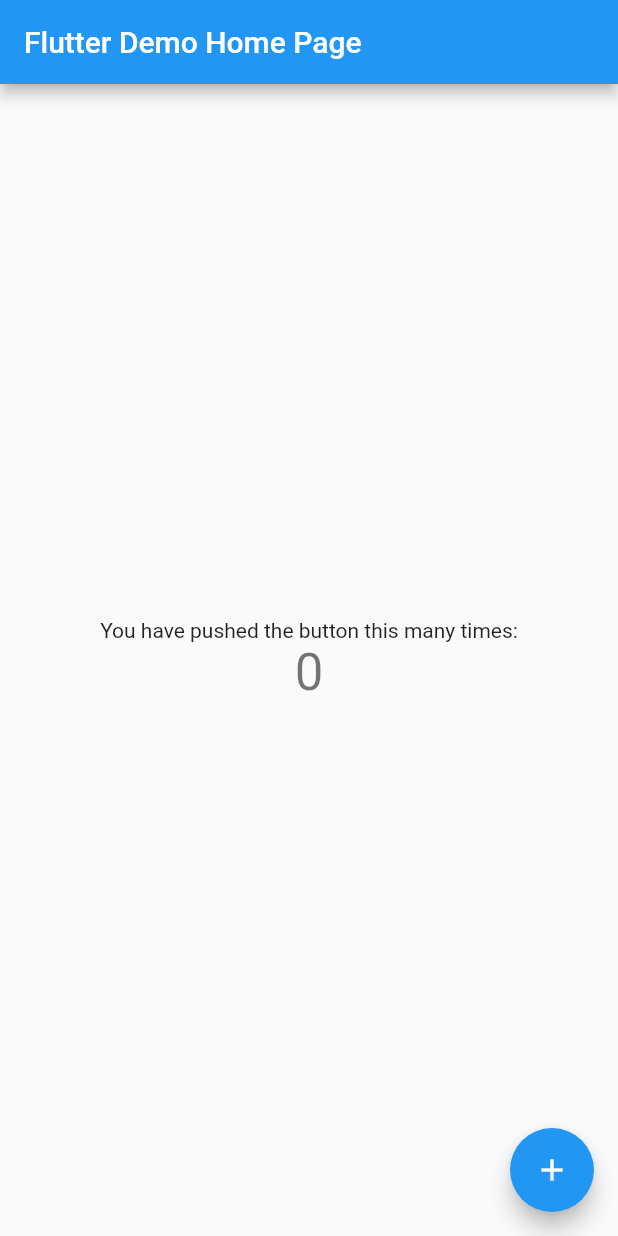
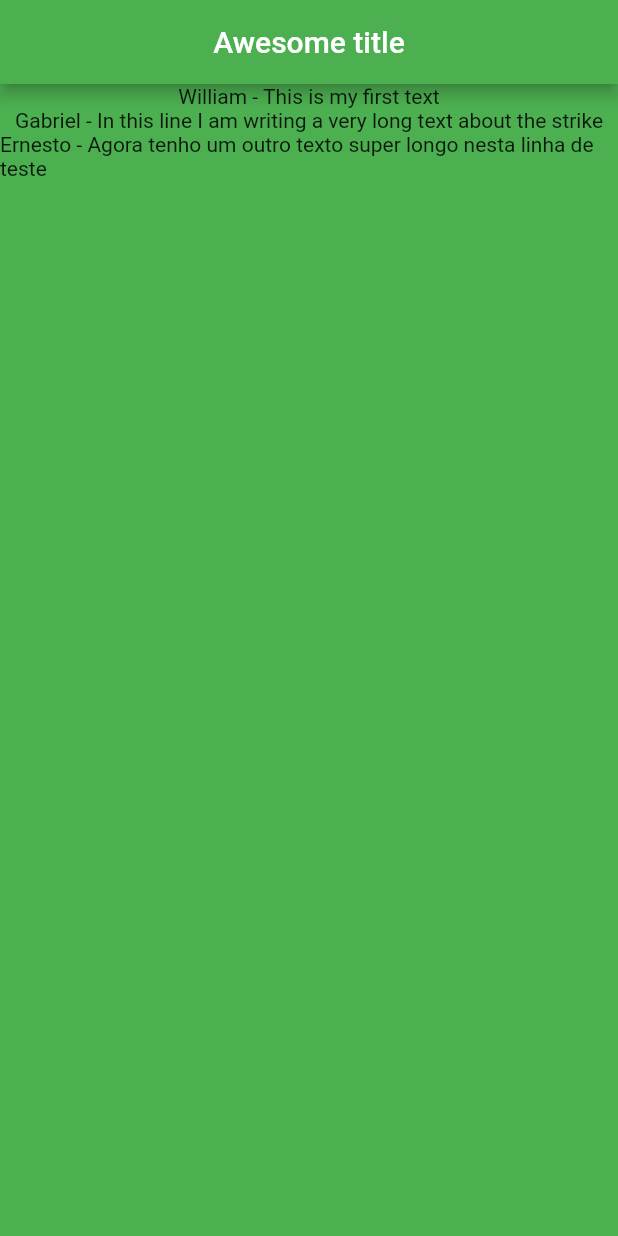
Before and after one commit to ecuadros/quotes, a Flutter app: the screen it shows after launch, on a phone screen of 412 x 824 dp. Run offline on Flutter 3.47's test engine with Material 2 defaults, Android fonts, the phone set to English and light mode, and no system bars.

Commit message:
Flutter List

```diff
--- a/lib/main.dart
+++ b/lib/main.dart
@@ -1,115 +1,44 @@
 import 'package:flutter/material.dart';
+import 'quote.dart';
 
 void main() {
-  runApp(const MyApp());
+  runApp(const MaterialApp(
+    home: QuoteList(),
+  ));
 }
 
-class MyApp extends StatelessWidget {
-  const MyApp({Key? key}) : super(key: key);
+const Color mainColor = Colors.green;
 
-  // This widget is the root of your application.
+class QuoteList extends StatefulWidget {
+  const QuoteList({Key? key}) : super(key: key);
+
+  @override
+  State<QuoteList> createState() => _QuoteListState();
+}
+
+class _QuoteListState extends State<QuoteList> {
+
+  List<Quote> quotes = [
+      Quote(text: 'This is my first text',
+            author: 'William'),
+      Quote(text: 'In this line I am writing a very long text about the strike',
+            author: 'Gabriel'),
+      Quote(text: 'Agora tenho um outro texto super longo nesta linha de teste',
+            author: 'Ernesto'),
+  ];
+
   @override
   Widget build(BuildContext context) {
-    return MaterialApp(
-      title: 'Flutter Demo',
-      theme: ThemeData(
-        // This is the theme of your application.
-        //
-        // Try running your application with "flutter run". You'll see the
-        // application has a blue toolbar. Then, without quitting the app, try
-        // changing the primarySwatch below to Colors.green and then invoke
-        // "hot reload" (press "r" in the console where you ran "flutter run",
-        // or simply save your changes to "hot reload" in a Flutter IDE).
-        // Notice that the counter didn't reset back to zero; the application
-        // is not restarted.
-        primarySwatch: Colors.blue,
+    return Scaffold(
+      backgroundColor: mainColor,
+      appBar: AppBar(
+        title: const Text('Awesome title'),
+        centerTitle: true,
+        backgroundColor: mainColor,
       ),
-      home: const MyHomePage(title: 'Flutter Demo Home Page'),
+      body: Column(
+        children: quotes.map( (quote) => Text('${quote.author} - ${quote.text}') ).toList(),
+      ),
     );
   }
 }
-
-class MyHomePage extends StatefulWidget {
-  const MyHomePage({Key? key, required this.title}) : super(key: key);
-
-  // This widget is the home page of your application. It is stateful, meaning
-  // that it has a State object (defined below) that contains fields that affect
-  // how it looks.
-
-  // This class is the configuration for the state. It holds the values (in this
-  // case the title) provided by the parent (in this case the App widget) and
-  // used by the build method of the State. Fields in a Widget subclass are
-  // always marked "final".
-
-  final String title;
-
-  @override
-  State<MyHomePage> createState() => _MyHomePageState();
-}
-
-class _MyHomePageState extends State<MyHomePage> {
-  int _counter = 0;
-
-  void _incrementCounter() {
-    setState(() {
-      // This call to setState tells the Flutter framework that something has
-      // changed in this State, which causes it to rerun the build method below
-      // so that the display can reflect the updated values. If we changed
-      // _counter without calling setState(), then the build method would not be
-      // called again, and so nothing would appear to happen.
-      _counter++;
-    });
-  }
-
-  @override
-  Widget build(BuildContext context) {
-    // This method is rerun every time setState is called, for instance as done
-    // by the _incrementCounter method above.
-    //
-    // The Flutter framework has been optimized to make rerunning build methods
-    // fast, so that you can just rebuild anything that needs updating rather
-    // than having to individually change instances of widgets.
-    return Scaffold(
-      appBar: AppBar(
-        // Here we take the value from the MyHomePage object that was created by
-        // the App.build method, and use it to set our appbar title.
-        title: Text(widget.title),
-      ),
-      body: Center(
-        // Center is a layout widget. It takes a single child and positions it
-        // in the middle of the parent.
-        child: Column(
-          // Column is also a layout widget. It takes a list of children and
-          // arranges them vertically. By default, it sizes itself to fit its
-          // children horizontally, and tries to be as tall as its parent.
-          //
-          // Invoke "debug painting" (press "p" in the console, choose the
-          // "Toggle Debug Paint" action from the Flutter Inspector in Android
-          // Studio, or the "Toggle Debug Paint" command in Visual Studio Code)
-          // to see the wireframe for each widget.
-          //
-          // Column has various properties to control how it sizes itself and
-          // how it positions its children. Here we use mainAxisAlignment to
-          // center the children vertically; the main axis here is the vertical
-          // axis because Columns are vertical (the cross axis would be
-          // horizontal).
-          mainAxisAlignment: MainAxisAlignment.center,
-          children: <Widget>[
-            const Text(
-              'You have pushed the button this many times:',
-            ),
-            Text(
-              '$_counter',
-              style: Theme.of(context).textTheme.headline4,
-            ),
-          ],
-        ),
-      ),
-      floatingActionButton: FloatingActionButton(
-        onPressed: _incrementCounter,
-        tooltip: 'Increment',
-        child: const Icon(Icons.add),
-      ), // This trailing comma makes auto-formatting nicer for build methods.
-    );
-  }
-}
--- /dev/null
+++ b/lib/quote.dart
@@ -0,0 +1,7 @@
+class Quote
+{
+  String text;
+  String author;
+
+  Quote({required this.text, required this.author});
+}
```
Also changed, not shown: 1 other file.
